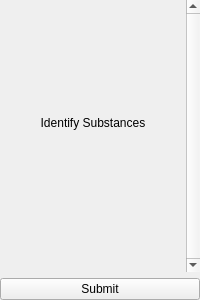
This is identifychemicals.ui in University-of-Utah-CS3505/a9-edu-app-DDDragonz as Qt 5 draws it before an edit. The edited form follows.
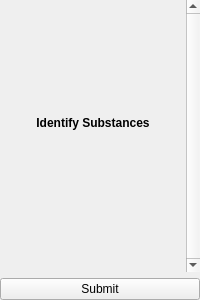
This is the edited form.

```diff
--- a/identifychemicals.ui
+++ b/identifychemicals.ui
@@ -70,7 +70,7 @@
             </size>
            </property>
            <property name="text">
-            <string>Identify Substances</string>
+            <string>&lt;html&gt;&lt;head/&gt;&lt;body&gt;&lt;p&gt;&lt;span style=&quot; font-weight:700;&quot;&gt;Identify Substances&lt;/span&gt;&lt;/p&gt;&lt;/body&gt;&lt;/html&gt;</string>
            </property>
            <property name="alignment">
             <set>Qt::AlignHCenter|Qt::AlignTop</set>
```
